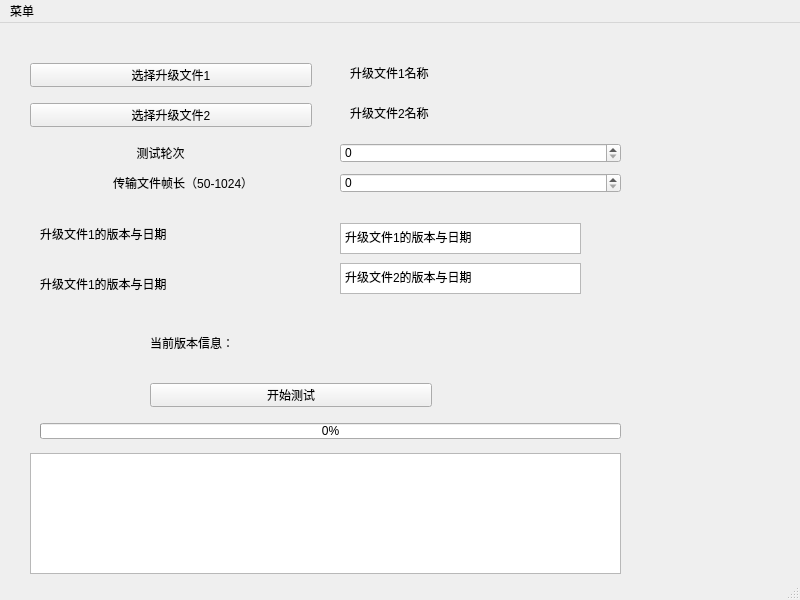
Old version of the form main_interface.ui in the repository hellowangyu3/python.
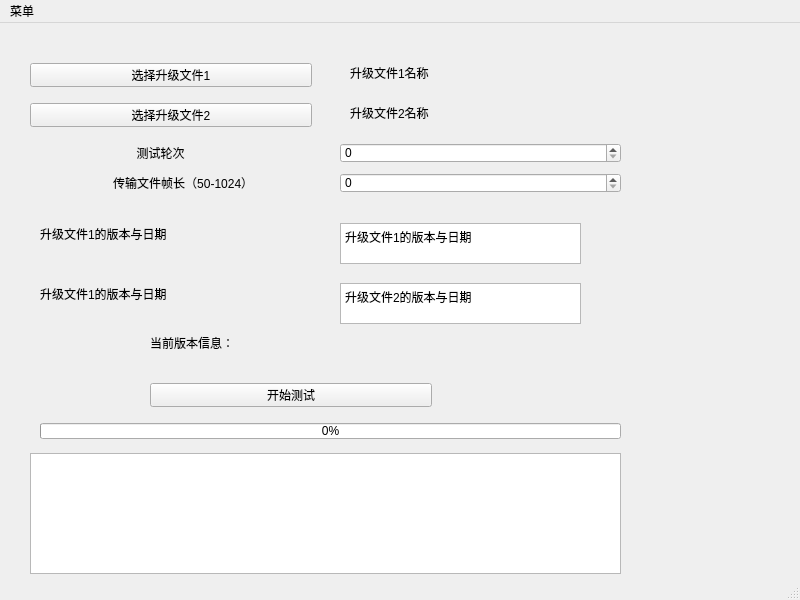
New version of the form.

Diff of the .ui file:
```diff
--- a/main_interface.ui
+++ b/main_interface.ui
@@ -142,7 +142,7 @@
     <property name="geometry">
      <rect>
       <x>40</x>
-      <y>250</y>
+      <y>260</y>
       <width>251</width>
       <height>21</height>
      </rect>
@@ -155,9 +155,9 @@
     <property name="geometry">
      <rect>
       <x>340</x>
-      <y>240</y>
+      <y>260</y>
       <width>241</width>
-      <height>31</height>
+      <height>41</height>
      </rect>
     </property>
     <property name="plainText">
@@ -170,7 +170,7 @@
       <x>340</x>
       <y>200</y>
       <width>241</width>
-      <height>31</height>
+      <height>41</height>
      </rect>
     </property>
     <property name="plainText">
```
Left out of the diff: 2 changed lines with no effect on the pictures.
